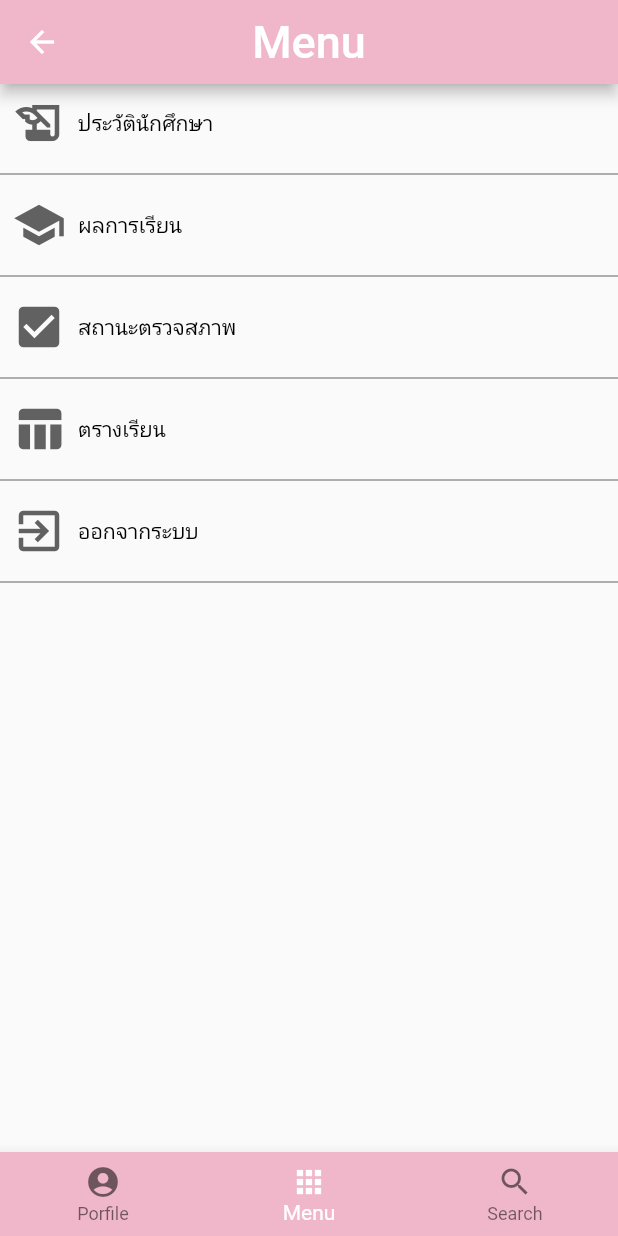
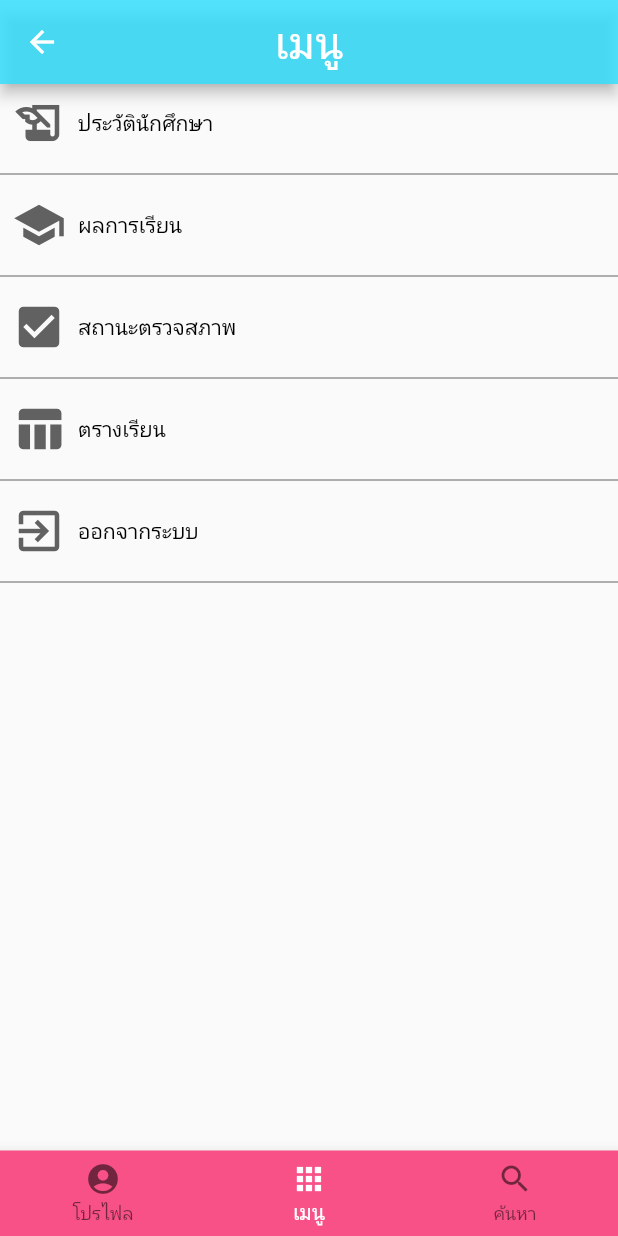
Before and after one commit to ninenotes/ViewStudent, a Flutter app: the AppServiceStudent screen opened by its route, on a phone screen of 412 x 824 dp. Run offline on Flutter 3.47's test engine with Material 2 defaults, Android fonts, the light colour scheme and no system bars; our stand-ins replace cloud_firestore, firebase_auth, firebase_core, firebase_storage, image_picker; missing offline and left inert: pdf_viewer_jk, searchable_listview; accounts and stored records are empty.

Commit message:
11/25/2022

```diff
--- a/lib/bodys/profile.dart
+++ b/lib/bodys/profile.dart
@@ -61,6 +61,7 @@
                     height: 250,
                     child: Image.network(userModel!.urlPfile),
                   ),
+
                   newContent(head: 'รหัส: ', value: userModel!.idStudent),
                   newContent(head: 'ชื่อ', value: userModel!.name),
                   newContent(head: 'ชั้นปี', value: userModel!.yearStudent),
--- a/lib/states/app_service_student.dart
+++ b/lib/states/app_service_student.dart
@@ -21,14 +21,14 @@
 class _AppServiceStudentState extends State<AppServiceStudent> {
   int indexBody = 1;
   var titles = <String>[
-    'Porfile',
-    'Menu',
-    'Search',
+    'โปรไฟล',
+    'เมนู',
+    'ค้นหา',
   ];
   var widgets = <Widget>[
     const Profile(),
     const Menu(),
-    const Search(),
+      Search(),
   ];
 
   var iconDatas = <IconData>[
@@ -86,7 +86,8 @@
       ),
       bottomNavigationBar: BottomNavigationBar(
         selectedItemColor: Colors.white,
-        backgroundColor: Myconstant.primary,
+        backgroundColor: Myconstant.primaryColorLight,
+        //สีแอปบาร
         currentIndex: indexBody,
         items: bottomNavItemBars,
         onTap: (value) {
--- a/lib/states/login.dart
+++ b/lib/states/login.dart
@@ -20,7 +20,9 @@
 
   @override
   Widget build(BuildContext context) {
+
     return Scaffold(
+
       body: Container(
         decoration: Myconstant().bgBOX(),
         child: ListView(
--- a/lib/utility/my_constant.dart
+++ b/lib/utility/my_constant.dart
@@ -1,12 +1,21 @@
 import 'package:flutter/material.dart';
+import 'package:flutter/src/painting/gradient.dart';
 
 class Myconstant {
-  static Color primary = Color.fromARGB(255, 240, 183, 202);
-  static Color dark = Colors.black;
+  static Color primary = Color.fromARGB(212, 50, 223, 253);
+
+  static Color dark = Color.fromARGB(255, 0, 0, 0);
+
+  static Color primaryColorLight = Color(0xFFf85187);
+  static Color primaryLightColorLight = Color(0xFF3ac3cb);
+
+  static const mainGradientLight =
+      LinearGradient(begin: Alignment.topLeft, end: Alignment.bottomRight, colors: [Color(0xFFf85187), Color(0xFF3ac3cb)]);
 
   BoxDecoration bgBOX() => BoxDecoration(
-        color: primary,
-      );
+      //color: primary,
+
+      gradient: mainGradientLight);
 
   TextStyle h1Style() => TextStyle(
         fontSize: 36,
```
Also changed, not shown: lib/bodys/search.dart (+85 -3 lines), lib/models/search_model.dart (added, +10 -0 lines).
